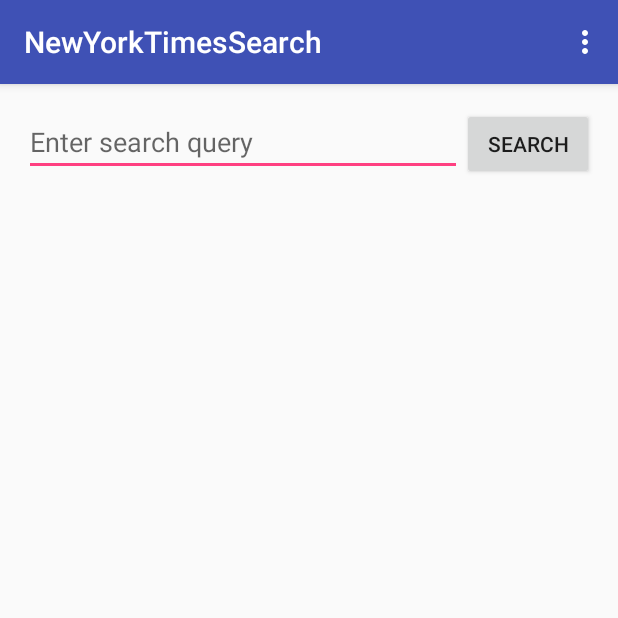
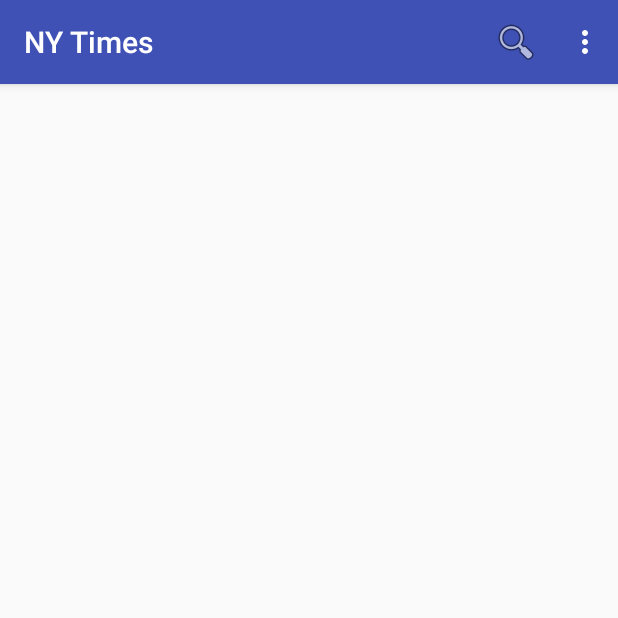
Before and after one commit to kimberlyljx/NewYorkTimesSearch, an Android app: the screen it shows after launch (SearchActivity), on a phone screen of 412 x 824 dp, the top half of it. Run offline under Robolectric (Android 15) with nearby library versions, the phone set to English and light mode, and no system bars; our stand-ins replace ButterKnife, Picasso; libraries missing offline, so code that uses them is left out: com.loopj.android, cz.msebera.android; pictures from the network do not load.

```diff
--- a/app/src/main/java/com/codepath/newyorktimesearch/activities/SearchActivity.java
+++ b/app/src/main/java/com/codepath/newyorktimesearch/activities/SearchActivity.java
@@ -1,17 +1,18 @@
 package com.codepath.newyorktimesearch.activities;
 
 import android.os.Bundle;
+import android.support.v4.view.MenuItemCompat;
 import android.support.v4.widget.SwipeRefreshLayout;
 import android.support.v7.app.AppCompatActivity;
 import android.support.v7.widget.RecyclerView;
+import android.support.v7.widget.SearchView;
 import android.support.v7.widget.StaggeredGridLayoutManager;
 import android.support.v7.widget.Toolbar;
 import android.util.Log;
 import android.view.Menu;
+import android.view.MenuInflater;
 import android.view.MenuItem;
-import android.view.View;
-import android.widget.Button;
-import android.widget.EditText;
+import android.widget.Toast;
 
 import com.codepath.newyorktimesearch.Article;
 import com.codepath.newyorktimesearch.ArticlesAdapter;
@@ -27,21 +28,20 @@
 
 import java.util.ArrayList;
 
-import butterknife.BindView;
 import butterknife.ButterKnife;
 import cz.msebera.android.httpclient.Header;
 
 public class SearchActivity extends AppCompatActivity {
-    @BindView(R.id.btnSearch) Button btnSearch;
-    @BindView(R.id.etQuery) EditText etQuery;
 
     // @BindView(R.id.gvResults) GridView gvResults;
-
+    MenuItem searchItem;
     private SwipeRefreshLayout swipeContainer;
-
+    String query;
     ArrayList<Article> articles;
     // ArticleArrayAdapter adapter;
     ArticlesAdapter rvAdapter;
+    RecyclerView rvResults;
+    StaggeredGridLayoutManager gridLayoutManager;
 
     @Override
     protected void onCreate(Bundle savedInstanceState) {
@@ -50,6 +50,18 @@
         Toolbar toolbar = (Toolbar) findViewById(R.id.toolbar);
         setSupportActionBar(toolbar);
         ButterKnife.bind(this);
+
+        articles = new ArrayList<Article>();
+
+        // Lookup the recycler view in activity layout
+        rvResults = (RecyclerView) findViewById(R.id.rvResults);
+
+        // Initialize articles
+        articles = new ArrayList<Article>();
+        // Create adapter passing in the sample user data
+        rvAdapter = new ArticlesAdapter(articles);
+        // Attach the adapter to the recycler view to populate items
+        rvResults.setAdapter(rvAdapter);
 
         // Lookup the swipe container view
         swipeContainer = (SwipeRefreshLayout) findViewById(R.id.swipeContainer);
@@ -69,23 +81,10 @@
                 android.R.color.holo_orange_light,
                 android.R.color.holo_red_light);
 
+        // First param is number of columns and second param is orientation i.e Vertical or Horizontal
+        gridLayoutManager =
+                new StaggeredGridLayoutManager(2, StaggeredGridLayoutManager.VERTICAL);
 
-        articles = new ArrayList<Article>();
-
-        // Lookup the recycler view in activity layout
-        RecyclerView rvResults = (RecyclerView) findViewById(R.id.rvResults);
-
-        // Initialize articles
-        articles = new ArrayList<Article>();
-        // Create adapter passing in the sample user data
-        rvAdapter = new ArticlesAdapter(articles);
-        // Attach the adapter to the recycler view to populate items
-        rvResults.setAdapter(rvAdapter);
-
-
-        // First param is number of columns and second param is orientation i.e Vertical or Horizontal
-        StaggeredGridLayoutManager gridLayoutManager =
-                new StaggeredGridLayoutManager(4, StaggeredGridLayoutManager.VERTICAL);
         // Attach the layout manager to the recycler view
         rvResults.setLayoutManager(gridLayoutManager);
 
@@ -98,7 +97,6 @@
                 customLoadMoreDataFromApi(page);
             }
         });
-
 
         // adapter = new ArticleArrayAdapter(this, articles);
         // gvResults.setAdapter(adapter);
@@ -124,7 +122,10 @@
     public void fetchTimelineAsync(int page) {
         // Send the network request to fetch the updated data
         // `client` here is an instance of Android Async HTTP
-        String query = etQuery.getText().toString();
+
+        //String query = etQuery.getText().toString();
+//        String query = SearchManager.QUERY;
+        Toast.makeText(this, query, Toast.LENGTH_SHORT).show();
         String URL = "https://api.nytimes.com/svc/search/v2/articlesearch.json";
         RequestParams params = new RequestParams();
         params.put("api-key", "18d9a8651d754a6883f1b4c72b55da4c");
@@ -174,9 +175,6 @@
     // This method probably sends out a network request and appends new data items to your adapter.
     public void customLoadMoreDataFromApi(int offset) {
         // Send an API request to retrieve appropriate data using the offset value as a parameter.
-
-        String query = etQuery.getText().toString();
-        // Toast.makeText(this, query, Toast.LENGTH_SHORT).show();
         String URL = "https://api.nytimes.com/svc/search/v2/articlesearch.json";
         RequestParams params = new RequestParams();
         params.put("api-key", "18d9a8651d754a6883f1b4c72b55da4c");
@@ -228,29 +226,18 @@
     @Override
     public boolean onCreateOptionsMenu(Menu menu) {
         // Inflate the menu; this adds items to the action bar if it is present.
-        getMenuInflater().inflate(R.menu.menu_search, menu);
-        return true;
-    }
+        MenuInflater inflater = getMenuInflater();
+        inflater.inflate(R.menu.menu_search, menu);
+        searchItem = menu.findItem(R.id.action_search);
+        final SearchView searchView = (SearchView) MenuItemCompat.getActionView(searchItem);
+        searchView.setOnQueryTextListener(new SearchView.OnQueryTextListener() {
 
             @Override
-    public boolean onOptionsItemSelected(MenuItem item) {
-        // Handle action bar item clicks here. The action bar will
-        // automatically handle clicks on the Home/Up button, so long
-        // as you specify a parent activity in AndroidManifest.xml.
-        int id = item.getItemId();
-
-        //noinspection SimplifiableIfStatement
-        if (id == R.id.action_settings) {
-            return true;
-        }
-
-        return super.onOptionsItemSelected(item);
-    }
-
-    public void onArticleSearch(View view) {
-        String query = etQuery.getText().toString();
-        // Toast.makeText(this, query, Toast.LENGTH_SHORT).show();
-
+            public boolean onQueryTextSubmit(String search_query) {
+                // perform query here ONLY if different query
+                if (!search_query.equalsIgnoreCase(query)) {
+                    Toast.makeText(getApplicationContext(), search_query, Toast.LENGTH_SHORT).show();
+                    query = search_query;
                     String URL = "https://api.nytimes.com/svc/search/v2/articlesearch.json";
                     RequestParams params = new RequestParams();
                     params.put("api-key", "18d9a8651d754a6883f1b4c72b55da4c");
@@ -266,14 +253,18 @@
 
                             try {
                                 articleJSONResults = response.getJSONObject("response").getJSONArray("docs");
-                    // adapter.addAll(Article.fromJSONArray(articleJSONResults));
-
+                                // Remember to CLEAR OUT old items before appending in the new ones
+                                rvAdapter.clear();
                                 // record this value before making any changes to the existing list
                                 int curSize = rvAdapter.getItemCount();
+                                // Deserialize response then construct new objects to append to the adapter
+                                // Add the new objects to the data source for the adapter
                                 articles.addAll(Article.fromJSONArray(articleJSONResults));
+                                // For efficiency, notify the adapter of only the elements that got changed
+                                // curSize equal to index of the first element inserted b/c list is 0-indexed
                                 rvAdapter.notifyItemRangeInserted(curSize, articles.size() - 1);
-                    Log.d("DEBUG", articles.toString());
 
+                                // Log.d("DEBUG", articles.toString());
                             } catch (JSONException e) {
                                 e.printStackTrace();
                             }
@@ -285,5 +276,54 @@
                             super.onFailure(statusCode, headers, throwable, errorResponse);
                         }
                     });
+
+                    // Readd the scroll listener
+                    rvResults.addOnScrollListener(new EndlessRecyclerViewScrollListener(gridLayoutManager) {
+                        @Override
+                        public void onLoadMore(int page, int totalItemsCount) {
+                            // Triggered only when new data needs to be appended to the list
+                            // Add whatever code is needed to append new items to the bottom of the list
+                            customLoadMoreDataFromApi(page);
+                        }
+                    });
+
+                }
+                // workaround to avoid issues with some emulators and keyboard devices firing twice if a keyboard enter is used
+                // see https://code.google.com/p/android/issues/detail?id=24599
+                searchView.clearFocus();
+                return true;
+            }
+
+            @Override
+            public boolean onQueryTextChange(String newText) {
+                return false;
+            }
+        });
+        return super.onCreateOptionsMenu(menu);
+    }
+
+    @Override
+    public boolean onOptionsItemSelected(MenuItem item) {
+        // Handle action bar item clicks here. The action bar will
+        // automatically handle clicks on the Home/Up button, so long
+        // as you specify a parent activity in AndroidManifest.xml.
+        int id = item.getItemId();
+
+        //noinspection SimplifiableIfStatement
+        if (id == R.id.action_settings) {
+            return true;
+        }
+//
+//        switch (id) {
+//            case android.R.id.home:
+//                break;
+//            case R.id.menuitem1:
+//                Toast.makeText(this, "Menu Item 1", Toast.LENGTH_SHORT).show();
+//                break;
+//            default:
+//                break;
+//        }
+
+        return super.onOptionsItemSelected(item);
     }
 }
--- a/app/src/main/res/layout/content_search.xml
+++ b/app/src/main/res/layout/content_search.xml
@@ -12,38 +12,16 @@
     tools:context=".activities.SearchActivity"
     tools:showIn="@layout/activity_search">
 
-    <EditText
-        android:layout_width="wrap_content"
-        android:layout_height="wrap_content"
-        android:maxLines="1"
-        android:id="@+id/etQuery"
-        android:layout_alignParentTop="true"
-        android:layout_alignParentLeft="true"
-        android:layout_alignParentStart="true"
-        android:layout_toLeftOf="@+id/btnSearch"
-        android:layout_toStartOf="@+id/btnSearch"
-        android:hint="@string/search_hint" />
-
-    <Button
-        android:layout_width="wrap_content"
-        android:layout_height="wrap_content"
-        android:text="@string/search"
-        android:id="@+id/btnSearch"
-        android:layout_alignParentTop="true"
-        android:layout_alignParentRight="true"
-        android:layout_alignParentEnd="true"
-        android:onClick="onArticleSearch"/>
-
     <android.support.v4.widget.SwipeRefreshLayout
         xmlns:android="http://schemas.android.com/apk/res/android"
         android:id="@+id/swipeContainer"
-        android:layout_below="@+id/btnSearch"
+
         android:layout_width="match_parent"
         android:layout_height="match_parent">
 
         <android.support.v7.widget.RecyclerView
             android:id="@+id/rvResults"
-            android:layout_below="@+id/btnSearch"
+
             android:layout_width="match_parent"
             android:layout_height="match_parent" />
 
--- a/app/src/main/res/layout/item_article.xml
+++ b/app/src/main/res/layout/item_article.xml
@@ -1,11 +1,14 @@
 <?xml version="1.0" encoding="utf-8"?>
 <LinearLayout xmlns:android="http://schemas.android.com/apk/res/android"
-    android:orientation="vertical" android:layout_width="match_parent"
+    xmlns:tools="http://schemas.android.com/tools"
+    android:orientation="vertical"
+    android:layout_width="match_parent"
     android:background="?android:attr/selectableItemBackground"
     android:layout_height="wrap_content">
     <!--use wrap_content for the layout_height for RecyclerView-->
 
     <ImageView
+        tools:ignore="ContentDescription"
         android:layout_width="75dp"
         android:layout_height="75dp"
         android:id="@+id/ivImage"
@@ -16,6 +19,7 @@
         android:layout_width="match_parent"
         android:layout_height="match_parent"
         android:id="@+id/tvTitle"
+
         android:maxLines="2"
         android:ellipsize="end"
         android:text="@string/text_view"/>
--- a/app/src/main/res/menu/menu_search.xml
+++ b/app/src/main/res/menu/menu_search.xml
@@ -2,9 +2,18 @@
     xmlns:app="http://schemas.android.com/apk/res-auto"
     xmlns:tools="http://schemas.android.com/tools"
     tools:context=".activities.SearchActivity">
+
+    <item android:id="@+id/action_search"
+        android:orderInCategory="5"
+        android:title="@string/search"
+        android:icon="@android:drawable/ic_menu_search"
+        app:showAsAction="ifRoom|collapseActionView"
+        app:actionViewClass="android.support.v7.widget.SearchView" />
+
     <item
         android:id="@+id/action_settings"
         android:orderInCategory="100"
         android:title="@string/action_settings"
         app:showAsAction="never" />
+
 </menu>
--- a/app/src/main/res/values/strings.xml
+++ b/app/src/main/res/values/strings.xml
@@ -1,8 +1,9 @@
 <resources>
-    <string name="app_name">NewYorkTimesSearch</string>
+    <string name="app_name">NY Times</string>
     <string name="search">Search</string>
     <string name="search_hint">Enter search query</string>
     <string name="action_settings">Settings</string>
     <string name="text_view">Text View</string>
     <string name="title_activity_article">ArticleActivity</string>
+    <string name="share">share</string>
 </resources>
```
Also changed, not shown: app/src/main/java/com/codepath/newyorktimesearch/activities/ArticleActivity.java (+22 -0 lines), app/src/main/res/menu/menu_article.xml (added, +19 -0 lines). Lines whose indentation alone changed are shown as unchanged.
